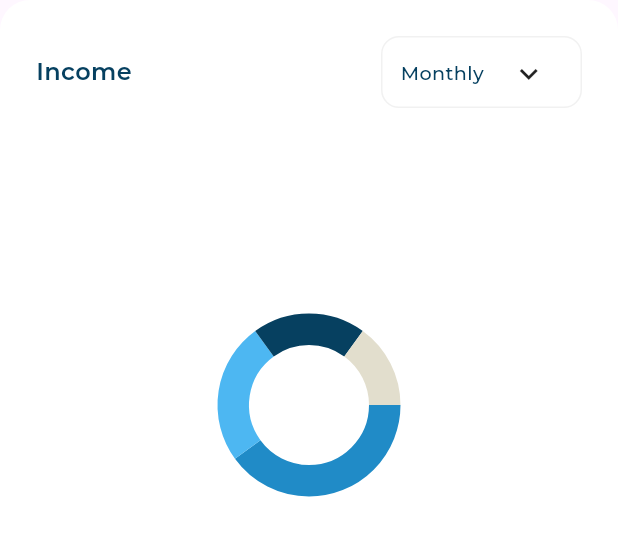
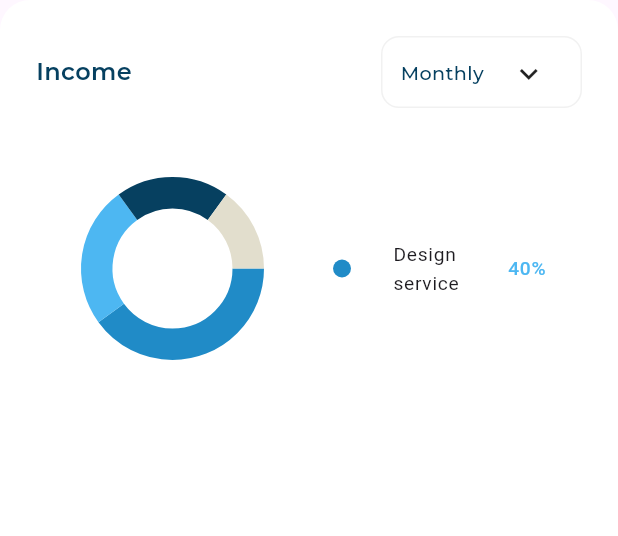
Before and after one commit to amirrrra/Dashboard, a Flutter app: the IncomeWidget widget shown alone on an empty page, opened directly, on a phone screen of 412 x 824 dp. Shown: the top 536 px of the screen. Run offline on Flutter 3.47's test engine with Material 3 defaults, Android fonts, the phone set to English and light mode, and no system bars; drawn by our look-alikes of fl_chart; our stand-ins replace expandable_page_view, flutter_svg; project files that could hold a hidden picture were left out.

Commit message:
build income item widget

```diff
--- /dev/null
+++ b/lib/widgets/income_item_widget.dart
@@ -0,0 +1,31 @@
+import 'package:dashboard/utils/app_styles.dart';
+import 'package:dashboard/utils/colors_pallete.dart';
+import 'package:flutter/material.dart';
+
+class IncomeItemWidget extends StatelessWidget {
+  const IncomeItemWidget({super.key});
+
+  @override
+  Widget build(BuildContext context) {
+    return ListTile(
+      leading: Container(
+        width: 12,
+        height: 12,
+        decoration: const ShapeDecoration(
+          color: ColorsPallete.kBlueMedium,
+          shape: OvalBorder(),
+        ),
+      ),
+      title: Text(
+        'Design service',
+        style: AppStyles.regular16(context),
+      ),
+      trailing: Text(
+        '40%',
+        style: AppStyles.medium16(context).copyWith(
+          color: ColorsPallete.kBlueSky,
+        ),
+      ),
+    );
+  }
+}
--- a/lib/widgets/income_widget.dart
+++ b/lib/widgets/income_widget.dart
@@ -1,6 +1,7 @@
 import 'package:dashboard/widgets/header_periodicity_widget.dart';
 import 'package:dashboard/widgets/header_widget.dart';
 import 'package:dashboard/widgets/income_chart_widget.dart';
+import 'package:dashboard/widgets/income_item_widget.dart';
 import 'package:dashboard/widgets/section_widget.dart';
 import 'package:flutter/material.dart';
 
@@ -21,6 +22,7 @@ class IncomeWidget extends StatelessWidget {
           Row(
             children: [
               Expanded(child: IncomeChartWidget()),
+              Expanded(child: IncomeItemWidget())
             ],
           )
         ],
```
